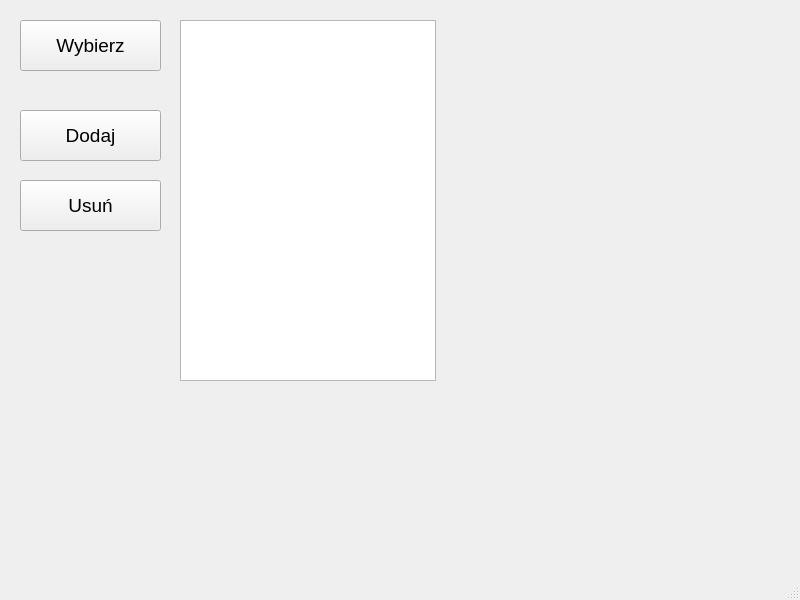
This is C-Project/mainwindow.ui in W1EW1UR/Projekt-Cpp as Qt 5 draws it before an edit. The edited form follows.
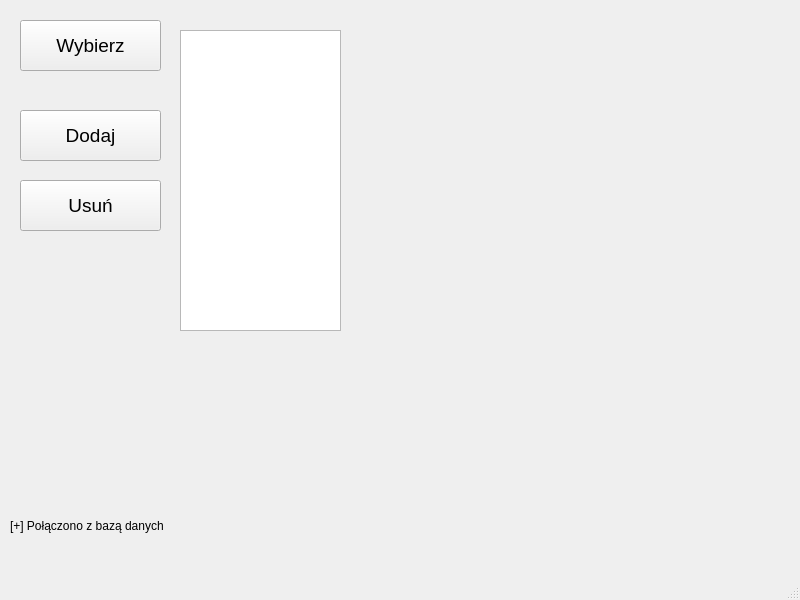
This is the edited form.

```diff
--- a/C-Project/mainwindow.ui
+++ b/C-Project/mainwindow.ui
@@ -14,19 +14,6 @@
    <string>MainWindow</string>
   </property>
   <widget class="QWidget" name="centralwidget">
-   <widget class="QListView" name="listView">
-    <property name="enabled">
-     <bool>true</bool>
-    </property>
-    <property name="geometry">
-     <rect>
-      <x>180</x>
-      <y>20</y>
-      <width>256</width>
-      <height>361</height>
-     </rect>
-    </property>
-   </widget>
    <widget class="QPushButton" name="pushButton">
     <property name="enabled">
      <bool>true</bool>
@@ -106,6 +93,29 @@
      <string/>
     </property>
    </widget>
+   <widget class="QLabel" name="label">
+    <property name="geometry">
+     <rect>
+      <x>10</x>
+      <y>510</y>
+      <width>291</width>
+      <height>31</height>
+     </rect>
+    </property>
+    <property name="text">
+     <string>[+] Połączono z bazą danych</string>
+    </property>
+   </widget>
+   <widget class="QListWidget" name="listWidget">
+    <property name="geometry">
+     <rect>
+      <x>180</x>
+      <y>30</y>
+      <width>161</width>
+      <height>301</height>
+     </rect>
+    </property>
+   </widget>
   </widget>
   <widget class="QMenuBar" name="menubar">
    <property name="geometry">
```
